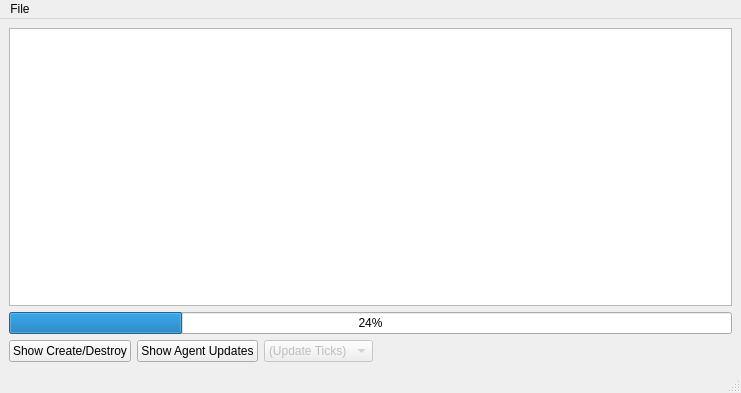
Before: the Qt Designer form testing/agent_checker/mainwindow.ui in smart-fm/simmobility-prod, drawn with Qt 5.
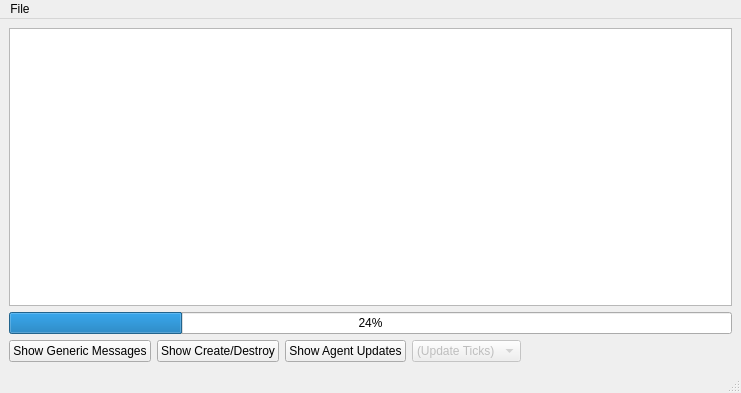
After: the same form once the commit is applied.

Commit message: Allow the ProfileBuilder to output generic, timed messages. Added profile information for the database lookup and general startup costs.

Diff of the .ui file:
```diff
--- a/testing/agent_checker/mainwindow.ui
+++ b/testing/agent_checker/mainwindow.ui
@@ -27,6 +27,13 @@
     </item>
     <item>
      <layout class="QHBoxLayout" name="horizontalLayout">
+      <item>
+       <widget class="QPushButton" name="viewGeneral">
+        <property name="text">
+         <string>Show Generic Messages</string>
+        </property>
+       </widget>
+      </item>
       <item>
        <widget class="QPushButton" name="viewCreateDestroy">
         <property name="text">
```
The commit also changes 9 other files.
